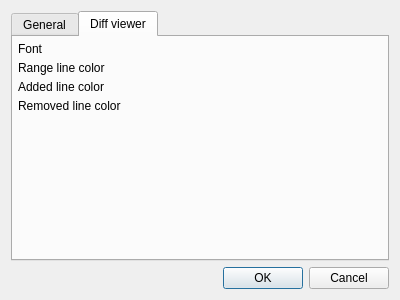
First picture: the form in src/SettingsDialog.ui, repository panter-dsd/SnoutGit, before the edit.
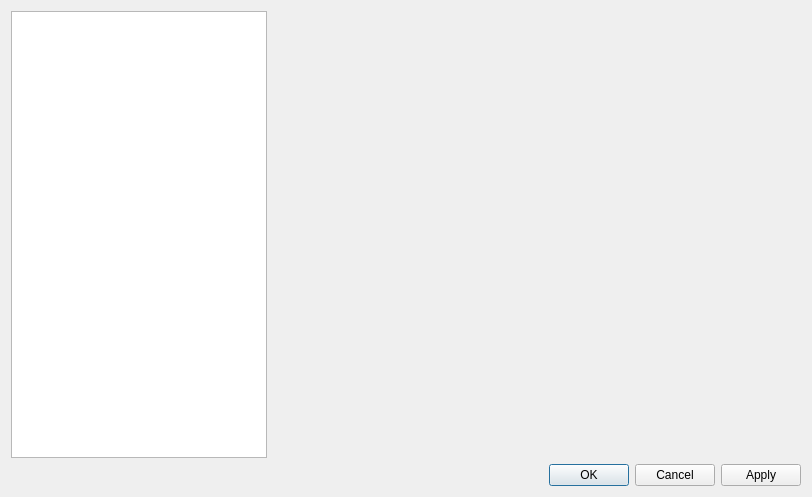
Second picture: the form after the edit. The open tabs and pages were chosen to show the change.

Commit message: Page-based SettingsDialog.

What changed in the file:
```diff
--- a/src/SettingsDialog.ui
+++ b/src/SettingsDialog.ui
@@ -6,114 +6,51 @@
    <rect>
     <x>0</x>
     <y>0</y>
-    <width>400</width>
-    <height>300</height>
+    <width>812</width>
+    <height>497</height>
    </rect>
   </property>
   <property name="windowTitle">
    <string>Settings</string>
   </property>
-  <layout class="QVBoxLayout" name="verticalLayout">
+  <layout class="QVBoxLayout" name="verticalLayout_2">
    <item>
-    <widget class="QTabWidget" name="tabWidget_">
-     <property name="tabPosition">
-      <enum>QTabWidget::North</enum>
-     </property>
-     <property name="tabShape">
-      <enum>QTabWidget::Rounded</enum>
-     </property>
-     <property name="currentIndex">
-      <number>0</number>
-     </property>
-     <widget class="QWidget" name="generalSettingsTab_">
-      <attribute name="title">
-       <string>General</string>
-      </attribute>
-      <layout class="QFormLayout" name="formLayout">
-       <item row="0" column="0">
-        <widget class="QLabel" name="gitCommandLabel_">
-         <property name="text">
-          <string>Git command</string>
-         </property>
-        </widget>
-       </item>
-       <item row="0" column="1">
-        <widget class="QLineEdit" name="gitCommandLineEdit_"/>
-       </item>
-      </layout>
-     </widget>
-     <widget class="QWidget" name="diffViewerSettingsTab_">
-      <attribute name="title">
-       <string>Diff viewer</string>
-      </attribute>
-      <layout class="QGridLayout" name="gridLayout">
-       <property name="leftMargin">
-        <number>5</number>
+    <layout class="QHBoxLayout" name="horizontalLayout">
+     <item>
+      <widget class="QListView" name="pageListView_">
+       <property name="sizePolicy">
+        <sizepolicy hsizetype="Fixed" vsizetype="Expanding">
+         <horstretch>0</horstretch>
+         <verstretch>0</verstretch>
+        </sizepolicy>
        </property>
-       <property name="topMargin">
-        <number>5</number>
-       </property>
-       <property name="rightMargin">
-        <number>5</number>
-       </property>
-       <property name="bottomMargin">
-        <number>5</number>
-       </property>
-       <property name="spacing">
-        <number>5</number>
-       </property>
-       <item row="2" column="0">
-        <widget class="QLabel" name="addedLineColorLabel_">
-         <property name="text">
-          <string>Added line color</string>
+      </widget>
+     </item>
+     <item>
+      <layout class="QVBoxLayout" name="verticalLayout">
+       <item>
+        <widget class="QLabel" name="pageTitle_">
+         <property name="styleSheet">
+          <string notr="true">QLabel { 
+	font-size: 20px
+}</string>
          </property>
-        </widget>
-       </item>
-       <item row="4" column="0">
-        <spacer name="verticalSpacer">
-         <property name="orientation">
-          <enum>Qt::Vertical</enum>
-         </property>
-         <property name="sizeHint" stdset="0">
-          <size>
-           <width>20</width>
-           <height>40</height>
-          </size>
-         </property>
-        </spacer>
-       </item>
-       <item row="1" column="0">
-        <widget class="QLabel" name="rangeLineColorLabel_">
          <property name="text">
-          <string>Range line color</string>
+          <string/>
          </property>
         </widget>
        </item>
-       <item row="3" column="0">
-        <widget class="QLabel" name="removedLineColorLabel_">
-         <property name="text">
-          <string>Removed line color</string>
-         </property>
-        </widget>
+       <item>
+        <widget class="QStackedWidget" name="stackedWidget_"/>
        </item>
-       <item row="0" column="0">
-        <widget class="QLabel" name="fontLabel_">
-         <property name="text">
-          <string>Font</string>
-         </property>
-        </widget>
-       </item>
       </layout>
-     </widget>
-    </widget>
+     </item>
+    </layout>
    </item>
    <item>
     <widget class="QDialogButtonBox" name="buttonBox_">
-     <property name="orientation">
-      <enum>Qt::Horizontal</enum>
-     </property>
      <property name="standardButtons">
-      <set>QDialogButtonBox::Cancel|QDialogButtonBox::Ok</set>
+      <set>QDialogButtonBox::Apply|QDialogButtonBox::Cancel|QDialogButtonBox::Ok</set>
      </property>
     </widget>
    </item>
```
Left out of the diff: 35 changed lines with no effect on the pictures. The commit also changes 5 other files.
